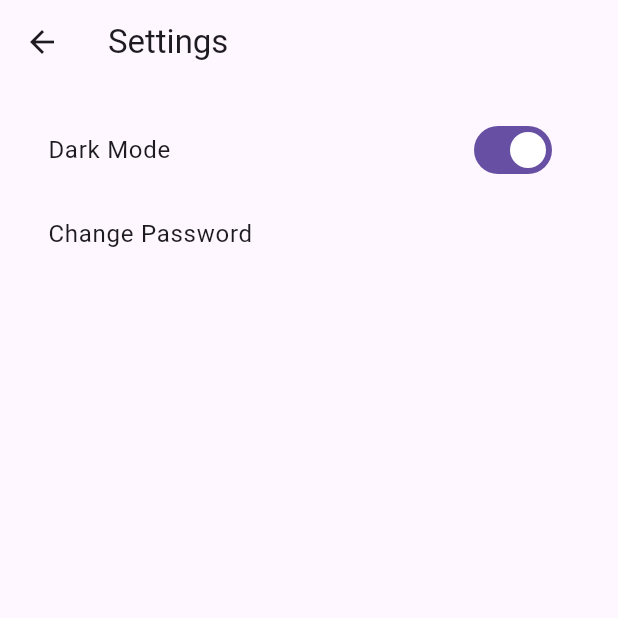
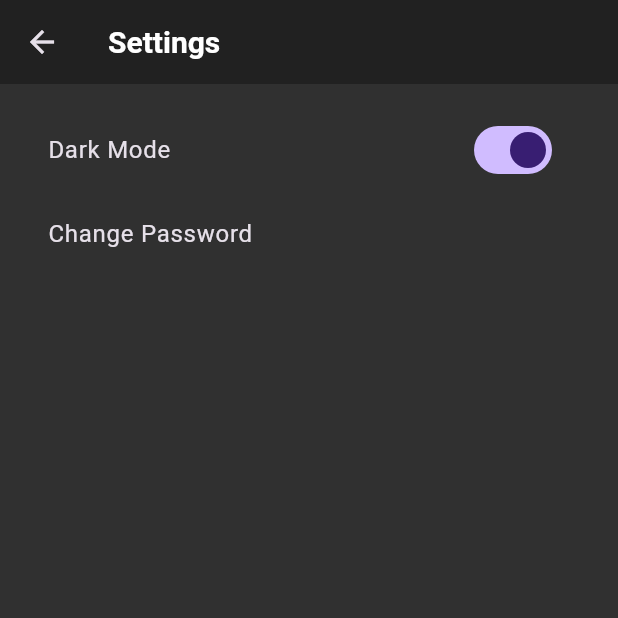
Before and after one commit to Buszewicz/Stiknes, a Flutter app: the SettingsScreen screen opened directly, after a tap on "Dark Mode", on a phone screen of 412 x 824 dp, the top half of it. Run offline on Flutter 3.47's test engine with Material 3 defaults, Android fonts, the phone set to English and light mode, and no system bars; our stand-ins replace flutter_dotenv, flutter_markdown, shared_preferences, supabase_flutter; accounts and stored records are empty; generated files the repository leaves out were written again.

Commit message:
add dark mode

```diff
--- a/stiknes/lib/main.dart
+++ b/stiknes/lib/main.dart
@@ -1,33 +1,47 @@
 import 'package:flutter/material.dart';
 import 'package:supabase_flutter/supabase_flutter.dart';
 import 'package:flutter_dotenv/flutter_dotenv.dart';
+import 'package:shared_preferences/shared_preferences.dart';
 import 'screens/login_screen.dart';
+import 'theme_notifier.dart';
 
 void main() async {
-
+  WidgetsFlutterBinding.ensureInitialized();
   await dotenv.load();
-
   await Supabase.initialize(
     url: dotenv.env['SUPABASE_URL']!,
     anonKey: dotenv.env['SUPABASE_ANON_KEY']!,
   );
+  final prefs = await SharedPreferences.getInstance();
+  final isDarkMode = prefs.getBool('darkMode') ?? false;
+  runApp(MyApp(isDarkMode: isDarkMode));
+}
 
-  runApp(MyApp());
-}
 final supabase = Supabase.instance.client;
 
 class MyApp extends StatelessWidget {
-  const MyApp({super.key});
+  final bool isDarkMode;
+
+  const MyApp({super.key, required this.isDarkMode});
 
   @override
   Widget build(BuildContext context) {
-    return MaterialApp(
-      debugShowCheckedModeBanner: false, // Ukrycie bannera debugowania
-      title: 'Stiknes',
-      theme: ThemeData(
-        primarySwatch: Colors.blue,
+    return ThemeProvider(
+      notifier: ThemeNotifier(
+        isDarkMode ? ThemeNotifier.darkTheme : ThemeNotifier.lightTheme,
+        isDarkMode,
       ),
-      home: const LoginScreen(),
+      child: Builder(
+        builder: (context) {
+          final theme = ThemeProvider.of(context);
+          return MaterialApp(
+            debugShowCheckedModeBanner: false,
+            title: 'Stiknes',
+            theme: theme,
+            home: const LoginScreen(),
+          );
+        },
+      ),
     );
   }
 }
--- a/stiknes/lib/screens/settings_screen.dart
+++ b/stiknes/lib/screens/settings_screen.dart
@@ -1,4 +1,6 @@
 import 'package:flutter/material.dart';
+import 'package:shared_preferences/shared_preferences.dart';
+import '../theme_notifier.dart';
 
 class SettingsScreen extends StatefulWidget {
   const SettingsScreen({super.key});
@@ -11,6 +13,27 @@
   bool _darkMode = false;
 
   @override
+  void initState() {
+    super.initState();
+    _loadThemePreference();
+  }
+
+  Future<void> _loadThemePreference() async {
+    final prefs = await SharedPreferences.getInstance();
+    setState(() {
+      _darkMode = prefs.getBool('darkMode') ?? false;
+    });
+  }
+
+  Future<void> _toggleDarkMode(bool value) async {
+    final prefs = await SharedPreferences.getInstance();
+    await prefs.setBool('darkMode', value);
+    setState(() {
+      _darkMode = value;
+    });
+  }
+
+  @override
   Widget build(BuildContext context) {
     return Scaffold(
       appBar: AppBar(title: const Text('Settings')),
@@ -21,9 +44,9 @@
             title: const Text('Dark Mode'),
             value: _darkMode,
             onChanged: (bool value) {
-              setState(() {
-                _darkMode = value;
-              });
+              _toggleDarkMode(value);
+              final themeNotifier = ThemeNotifier.of(context);
+              themeNotifier?.toggleTheme();
             },
           ),
           ListTile(
--- /dev/null
+++ b/stiknes/lib/theme_notifier.dart
@@ -0,0 +1,80 @@
+import 'package:flutter/material.dart';
+
+class ThemeNotifier with ChangeNotifier {
+  ThemeData _themeData;
+  bool _isDarkMode;
+
+  ThemeNotifier(this._themeData, this._isDarkMode);
+
+  ThemeData getTheme() => _themeData;
+  bool isDarkMode() => _isDarkMode;
+
+  static ThemeData get lightTheme => _lightTheme;
+  static ThemeData get darkTheme => _darkTheme;
+
+  void setTheme(ThemeData themeData, bool isDarkMode) {
+    _themeData = themeData;
+    _isDarkMode = isDarkMode;
+    notifyListeners();
+  }
+
+  void toggleTheme() {
+    _isDarkMode = !_isDarkMode;
+    _themeData = _isDarkMode ? darkTheme : lightTheme;
+    notifyListeners();
+  }
+
+  static ThemeNotifier? of(BuildContext context) {
+    return context.dependOnInheritedWidgetOfExactType<ThemeProvider>()?.notifier;
+  }
+
+  static final ThemeData _lightTheme = ThemeData(
+    brightness: Brightness.light,
+    primarySwatch: Colors.blue,
+    cardColor: Colors.white,
+    scaffoldBackgroundColor: Colors.grey[100],
+    appBarTheme: const AppBarTheme(
+      color: Colors.blue,
+      titleTextStyle: TextStyle(
+        color: Colors.white,
+        fontSize: 20,
+        fontWeight: FontWeight.bold,
+      ),
+    ),
+    floatingActionButtonTheme: const FloatingActionButtonThemeData(
+      backgroundColor: Colors.blue,
+    ),
+    dividerColor: Colors.grey[300],
+  );
+
+  static final ThemeData _darkTheme = ThemeData(
+    brightness: Brightness.dark,
+    primarySwatch: Colors.blueGrey,
+    cardColor: Colors.grey[900],
+    scaffoldBackgroundColor: Colors.grey[850],
+    appBarTheme: AppBarTheme(
+      color: Colors.grey[900],
+      titleTextStyle: const TextStyle(
+        color: Colors.white,
+        fontSize: 20,
+        fontWeight: FontWeight.bold,
+      ),
+    ),
+    floatingActionButtonTheme: FloatingActionButtonThemeData(
+      backgroundColor: Colors.blueGrey[700],
+    ),
+    dividerColor: Colors.grey[700],
+  );
+}
+
+class ThemeProvider extends InheritedNotifier<ThemeNotifier> {
+  const ThemeProvider({
+    Key? key,
+    required ThemeNotifier notifier,
+    required Widget child,
+  }) : super(key: key, notifier: notifier, child: child);
+
+  static ThemeData of(BuildContext context) {
+    return context.dependOnInheritedWidgetOfExactType<ThemeProvider>()!.notifier!.getTheme();
+  }
+}
--- a/stiknes/pubspec.yaml
+++ b/stiknes/pubspec.yaml
@@ -14,6 +14,8 @@ dependencies:
   supabase_flutter: ^2.0.0
   flutter_dotenv: ^5.0.2
   flutter_markdown: ^0.6.15
+  shared_preferences: ^2.2.2
+  provider: ^6.0.5
 
 dev_dependencies:
   flutter_test:
```
Also changed, not shown: stiknes/pubspec.lock.
